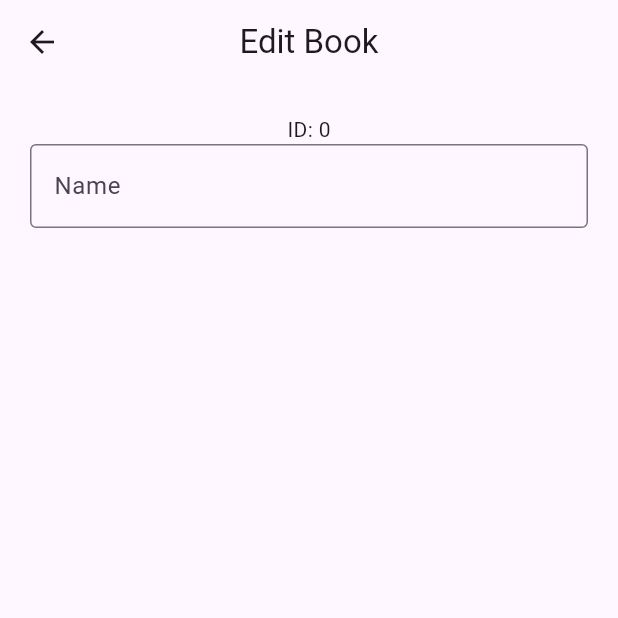
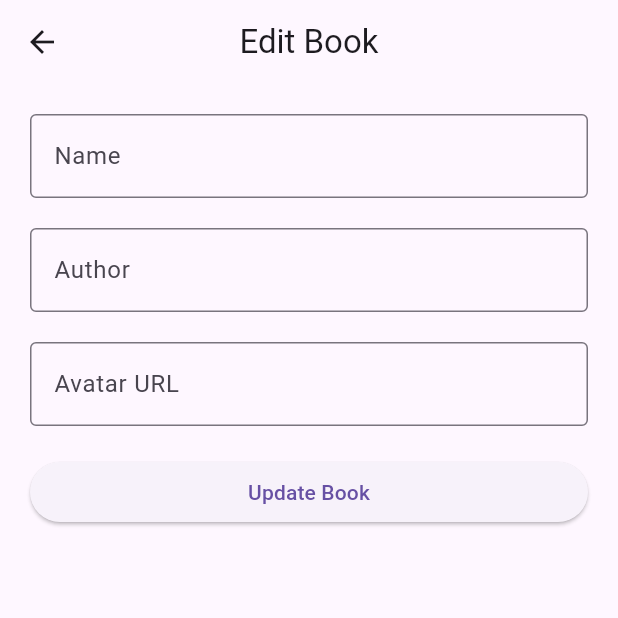
Before and after one commit to arieeefajar/flutter_get_cli_book_manager, a Flutter app: the EditBookView screen opened directly with empty values, on a phone screen of 412 x 824 dp, the top half of it. Run offline on Flutter 3.47's test engine with Material 3 defaults, Android fonts, the phone set to English and light mode, and no system bars; our stand-ins replace get; network calls fail.

Commit message:
feat(books): create update book funtion

```diff
--- a/lib/app/data/providers/book_provider.dart
+++ b/lib/app/data/providers/book_provider.dart
@@ -20,7 +20,7 @@ class BookProvider extends GetConnect {
   );
 
   Future<Response<Book>> updateBook(int id, Book book) async => await put(
-    '$baseUrl/books/${book.id}',
+    '/books/${book.id}',
     book.toJson(),
     decoder: (data) => Book.fromJson(data),
   );
--- a/lib/app/modules/book/edit_book/views/edit_book_view.dart
+++ b/lib/app/modules/book/edit_book/views/edit_book_view.dart
@@ -1,3 +1,4 @@
+import 'package:book_manager/app/modules/book/controllers/book_controller.dart';
 import 'package:flutter/material.dart';
 
 import 'package:get/get.dart';
@@ -8,23 +9,49 @@ class EditBookView extends GetView<EditBookController> {
   const EditBookView({super.key});
   @override
   Widget build(BuildContext context) {
+    final bookC = Get.find<BookController>();
     return Scaffold(
       appBar: AppBar(title: const Text('Edit Book'), centerTitle: true),
-      body: Padding(
+      body: ListView(
         padding: const EdgeInsets.all(20),
-        child: Column(
         children: [
-            Text('ID: ${controller.id}'),
           TextField(
-              controller: TextEditingController(text: controller.nameC.text),
+            controller: controller.nameC,
             decoration: InputDecoration(
               labelText: 'Name',
               hintText: 'Enter book name',
               border: OutlineInputBorder(),
             ),
           ),
+          SizedBox(height: 20),
+          TextField(
+            controller: controller.authorC,
+            decoration: InputDecoration(
+              labelText: 'Author',
+              hintText: 'Enter author name',
+              border: OutlineInputBorder(),
+            ),
+          ),
+          SizedBox(height: 20),
+          TextField(
+            controller: controller.avatarC,
+            decoration: InputDecoration(
+              labelText: 'Avatar URL',
+              hintText: 'Enter author name',
+              border: OutlineInputBorder(),
+            ),
+          ),
+          SizedBox(height: 20),
+          ElevatedButton(
+            onPressed: () => bookC.updateBook(
+              controller.id,
+              controller.nameC.text,
+              controller.authorC.text,
+              controller.avatarC.text,
+            ),
+            child: const Text('Update Book'),
+          ),
         ],
-        ),
       ),
     );
   }
```
Also changed, not shown: lib/app/modules/book/controllers/book_controller.dart (+45 -4 lines). Lines whose indentation alone changed are shown as unchanged.
